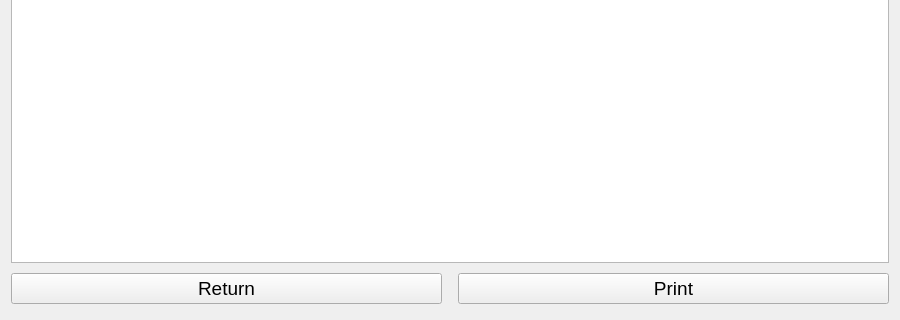
First picture: the form in ui/return.ui, repository nikokvirtia1984/Melodia_1.0, before the edit; both pictures show x 0 to 900 and y 196 to 516 of the 900 by 516 pixel window.
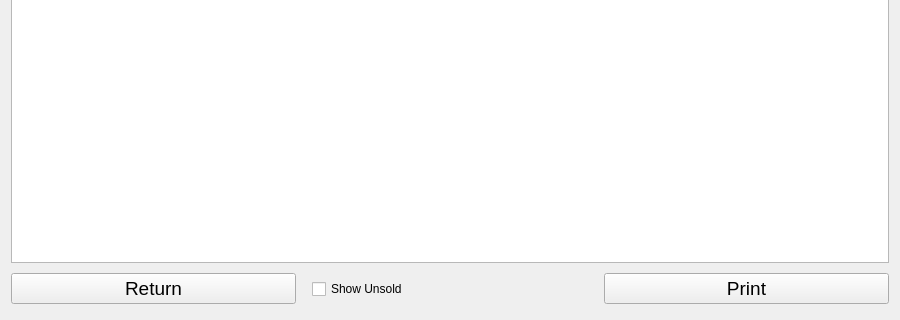
Second picture: the form after the edit.

```diff
--- a/ui/return.ui
+++ b/ui/return.ui
@@ -96,6 +96,13 @@
          </property>
         </spacer>
        </item>
+       <item>
+        <widget class="QCheckBox" name="sold_checkbox">
+         <property name="text">
+          <string>Show Unsold</string>
+         </property>
+        </widget>
+       </item>
        <item>
         <widget class="QPushButton" name="print_button">
          <property name="font">
```
